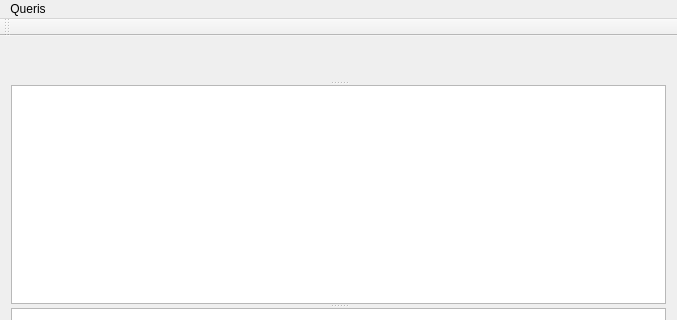
ssharunas/repleisiukas, file Repleisiukas/mainwindow.ui: the form before one commit; both pictures show x 0 to 677 and y 0 to 320 of the 677 by 625 pixel window.
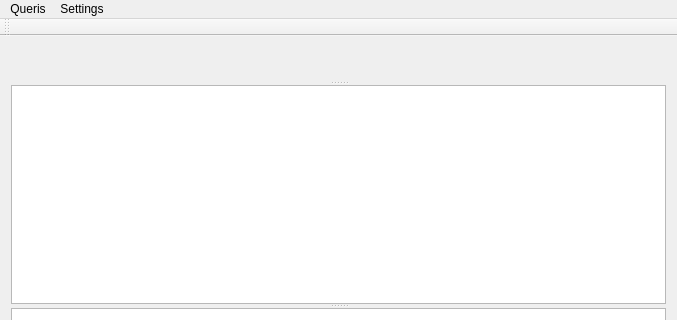
The form after the commit. Custom widgets are drawn as their Qt base class.

Patch:
```diff
--- a/Repleisiukas/mainwindow.ui
+++ b/Repleisiukas/mainwindow.ui
@@ -68,7 +68,7 @@
      <x>0</x>
      <y>0</y>
      <width>677</width>
-     <height>25</height>
+     <height>18</height>
     </rect>
    </property>
    <widget class="QMenu" name="menuQueris">
@@ -88,7 +88,14 @@
     <addaction name="actionLoad"/>
     <addaction name="menuLastUsed"/>
    </widget>
+   <widget class="QMenu" name="menuSettings">
+    <property name="title">
+     <string>Settings</string>
+    </property>
+    <addaction name="actionAuto_update"/>
+   </widget>
    <addaction name="menuQueris"/>
+   <addaction name="menuSettings"/>
   </widget>
   <widget class="QToolBar" name="mainToolBar">
    <attribute name="toolBarArea">
```
Left out of the diff: 11 changed lines with no effect on the pictures.
